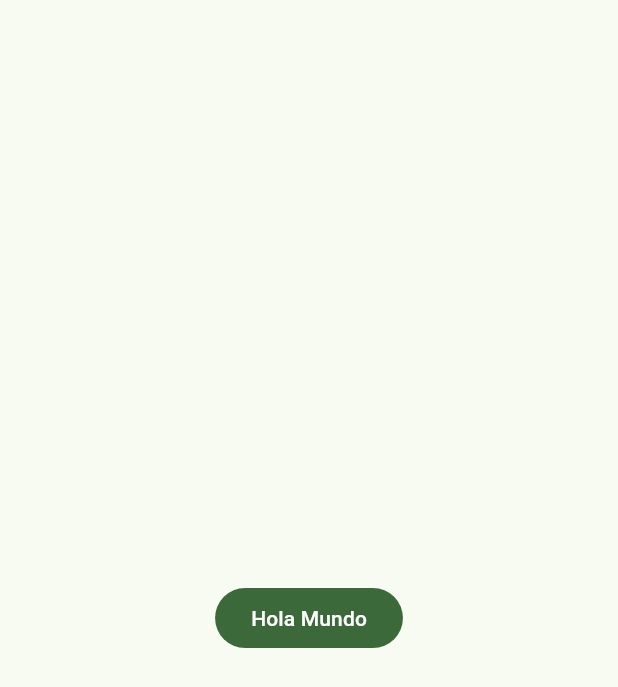
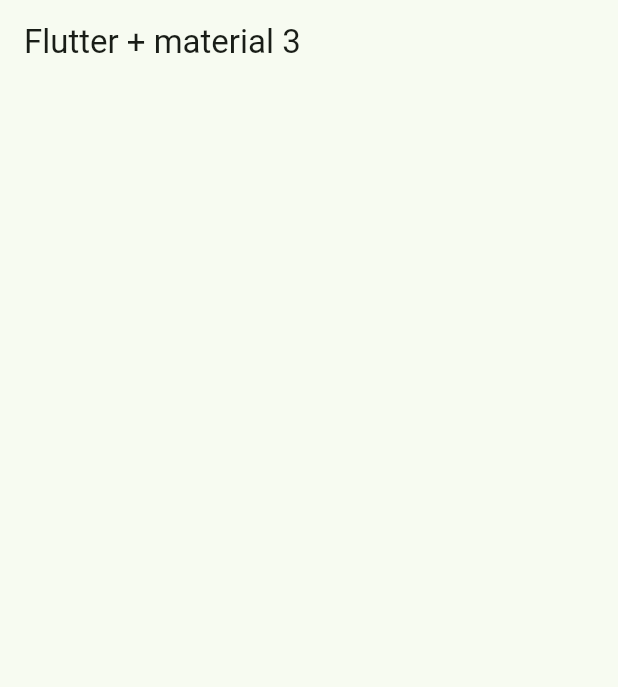
Before and after one commit to Deckgeld/widgets_app, a Flutter app: the screen it shows after launch, on a phone screen of 412 x 824 dp. Shown: the top 687 px of the screen. Run offline on Flutter 3.47's test engine with Material 3 defaults, Android fonts, the phone set to English and light mode, and no system bars.

```diff
--- a/lib/config/theme/app_theme.dart
+++ b/lib/config/theme/app_theme.dart
@@ -18,5 +18,8 @@ class AppTheme {
   ThemeData getTheme() => ThemeData(
         //useMaterial3: true,
         colorSchemeSeed: colorList[selectColor],
+        appBarTheme: const AppBarTheme(
+          centerTitle: false
+        )
       );
 }
--- a/lib/main.dart
+++ b/lib/main.dart
@@ -1,5 +1,6 @@
 import 'package:flutter/material.dart';
 import 'package:widgets_app/config/theme/app_theme.dart';
+import 'package:widgets_app/presentation/screens/home/home_screen.dart';
 
 void main() {
   runApp(const MainApp());
@@ -13,11 +14,7 @@ class MainApp extends StatelessWidget {
     return MaterialApp(
       debugShowCheckedModeBanner: false,
       theme: AppTheme(selectColor: 1).getTheme(),
-      home: Scaffold(
-        body: Center(
-          child: FilledButton(onPressed: (){}, child: const Text("Hola Mundo"))
-        ),
-      ),
+      home: const HomeScreen(),
     );
   }
 }
--- /dev/null
+++ b/lib/presentation/screens/home/home_screen.dart
@@ -0,0 +1,15 @@
+import 'package:flutter/material.dart';
+
+class HomeScreen extends StatelessWidget {
+  const HomeScreen({super.key});
+
+  @override
+  Widget build(BuildContext context) {
+    return Scaffold(
+      appBar: AppBar(
+        title: const Text('Flutter + material 3'),
+        centerTitle: false,
+      ),
+    );
+  }
+}
```
Also changed, not shown: lib/config/menu/menu_items.dart (added, +31 -0 lines).
